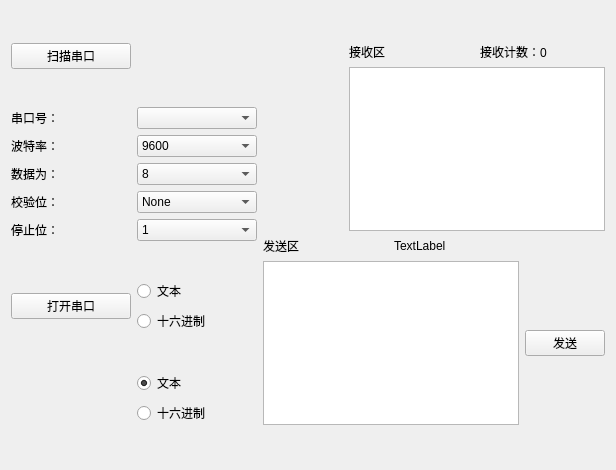
The window that serialform.ui (BedTang/LAProject) describes before a commit, drawn with Qt 5.
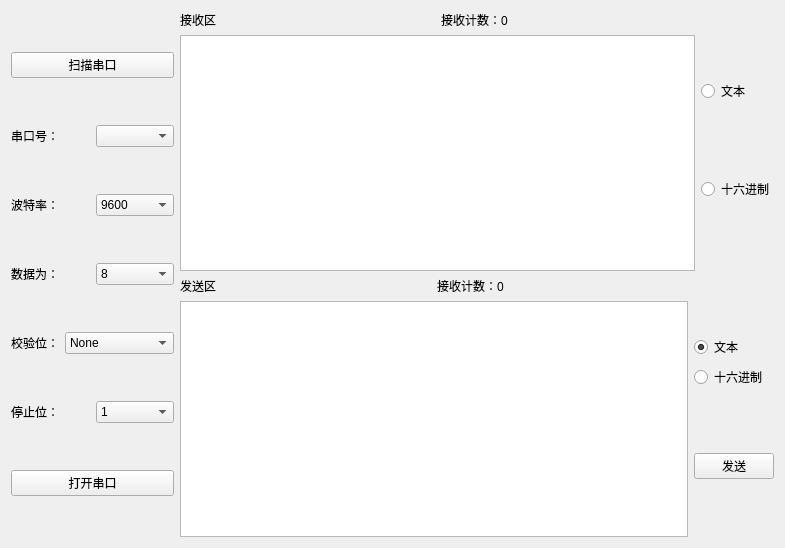
The same window after the commit.

What changed in the file:
```diff
--- a/serialform.ui
+++ b/serialform.ui
@@ -6,91 +6,25 @@
    <rect>
     <x>0</x>
     <y>0</y>
-    <width>616</width>
-    <height>470</height>
+    <width>785</width>
+    <height>548</height>
    </rect>
   </property>
   <property name="windowTitle">
    <string>Form</string>
   </property>
-  <layout class="QGridLayout" name="gridLayout_4">
+  <layout class="QGridLayout" name="gridLayout">
    <item row="0" column="0">
+    <layout class="QHBoxLayout" name="horizontalLayout_10">
+     <item>
+      <layout class="QVBoxLayout" name="verticalLayout">
+       <item>
     <widget class="QPushButton" name="scanSerialBtn">
      <property name="text">
       <string>扫描串口</string>
      </property>
     </widget>
    </item>
-   <item row="0" column="2" rowspan="4">
-    <layout class="QGridLayout" name="gridLayout_3">
-     <item row="0" column="0">
-      <layout class="QHBoxLayout" name="horizontalLayout_7">
-       <item>
-        <layout class="QVBoxLayout" name="verticalLayout">
-         <item>
-          <widget class="QWidget" name="widget_2" native="true"/>
-         </item>
-        </layout>
-       </item>
-       <item>
-        <layout class="QGridLayout" name="gridLayout">
-         <item row="0" column="1">
-          <widget class="QLabel" name="label_8">
-           <property name="text">
-            <string>接收计数：0</string>
-           </property>
-          </widget>
-         </item>
-         <item row="0" column="0">
-          <widget class="QLabel" name="label_6">
-           <property name="text">
-            <string>接收区</string>
-           </property>
-          </widget>
-         </item>
-         <item row="1" column="0" colspan="2">
-          <widget class="QTextEdit" name="receiveEdit"/>
-         </item>
-        </layout>
-       </item>
-      </layout>
-     </item>
-     <item row="1" column="0">
-      <layout class="QHBoxLayout" name="horizontalLayout_6">
-       <item>
-        <layout class="QGridLayout" name="gridLayout_2">
-         <item row="1" column="0" colspan="2">
-          <widget class="QTextEdit" name="sendEdit"/>
-         </item>
-         <item row="0" column="0">
-          <widget class="QLabel" name="label_7">
-           <property name="text">
-            <string>发送区</string>
-           </property>
-          </widget>
-         </item>
-         <item row="0" column="1">
-          <widget class="QLabel" name="label_9">
-           <property name="text">
-            <string>TextLabel</string>
-           </property>
-          </widget>
-         </item>
-         <item row="1" column="2">
-          <widget class="QPushButton" name="dataSendBtn">
-           <property name="text">
-            <string>发送</string>
-           </property>
-          </widget>
-         </item>
-        </layout>
-       </item>
-      </layout>
-     </item>
-    </layout>
-   </item>
-   <item row="1" column="0" colspan="2">
-    <layout class="QVBoxLayout" name="verticalLayout_3">
      <item>
       <layout class="QHBoxLayout" name="horizontalLayout">
        <item>
@@ -271,17 +205,49 @@
        </item>
       </layout>
      </item>
-    </layout>
-   </item>
-   <item row="2" column="0">
+       <item>
     <widget class="QPushButton" name="serialSwitchBtn">
      <property name="text">
       <string>打开串口</string>
      </property>
     </widget>
    </item>
-   <item row="2" column="1">
-    <layout class="QVBoxLayout" name="verticalLayout_4">
+      </layout>
+     </item>
+     <item>
+      <layout class="QVBoxLayout" name="verticalLayout_7">
+       <item>
+        <layout class="QHBoxLayout" name="horizontalLayout_9" stretch="7,1">
+         <property name="sizeConstraint">
+          <enum>QLayout::SetNoConstraint</enum>
+         </property>
+         <item>
+          <layout class="QVBoxLayout" name="verticalLayout_5">
+           <item>
+            <layout class="QHBoxLayout" name="horizontalLayout_7">
+             <item>
+              <widget class="QLabel" name="label_6">
+               <property name="text">
+                <string>接收区</string>
+               </property>
+              </widget>
+             </item>
+             <item>
+              <widget class="QLabel" name="label_8">
+               <property name="text">
+                <string>接收计数：0</string>
+               </property>
+              </widget>
+             </item>
+            </layout>
+           </item>
+           <item>
+            <widget class="QTextEdit" name="receiveEdit"/>
+           </item>
+          </layout>
+         </item>
+         <item>
+          <layout class="QVBoxLayout" name="verticalLayout_4" stretch="0,0">
      <item>
       <widget class="QRadioButton" name="textReceiveRadioBtn">
        <property name="text">
@@ -301,7 +267,41 @@
      </item>
     </layout>
    </item>
-   <item row="3" column="1">
+        </layout>
+       </item>
+       <item>
+        <layout class="QHBoxLayout" name="horizontalLayout_8" stretch="7,1">
+         <property name="sizeConstraint">
+          <enum>QLayout::SetMinimumSize</enum>
+         </property>
+         <item>
+          <layout class="QVBoxLayout" name="verticalLayout_6">
+           <item>
+            <layout class="QHBoxLayout" name="horizontalLayout_6">
+             <item>
+              <widget class="QLabel" name="label_7">
+               <property name="text">
+                <string>发送区</string>
+               </property>
+              </widget>
+             </item>
+             <item>
+              <widget class="QLabel" name="label_9">
+               <property name="text">
+                <string>接收计数：0</string>
+               </property>
+              </widget>
+             </item>
+            </layout>
+           </item>
+           <item>
+            <widget class="QTextEdit" name="sendEdit"/>
+           </item>
+          </layout>
+         </item>
+         <item>
+          <layout class="QVBoxLayout" name="verticalLayout_3">
+           <item>
     <layout class="QVBoxLayout" name="verticalLayout_2">
      <item>
       <widget class="QRadioButton" name="textSendRadioBtn">
@@ -319,6 +319,21 @@
         <string>十六进制</string>
        </property>
       </widget>
+             </item>
+            </layout>
+           </item>
+           <item>
+            <widget class="QPushButton" name="dataSendBtn">
+             <property name="text">
+              <string>发送</string>
+             </property>
+            </widget>
+           </item>
+          </layout>
+         </item>
+        </layout>
+       </item>
+      </layout>
      </item>
     </layout>
    </item>
```
Lines whose indentation alone changed are shown as unchanged.
